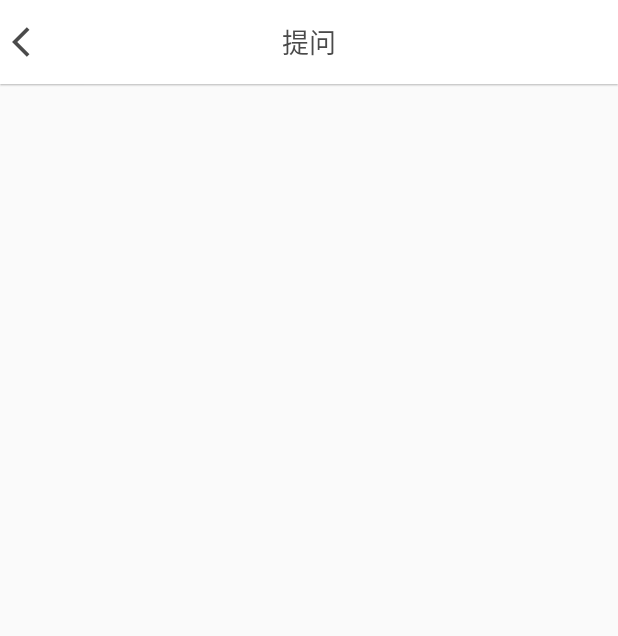
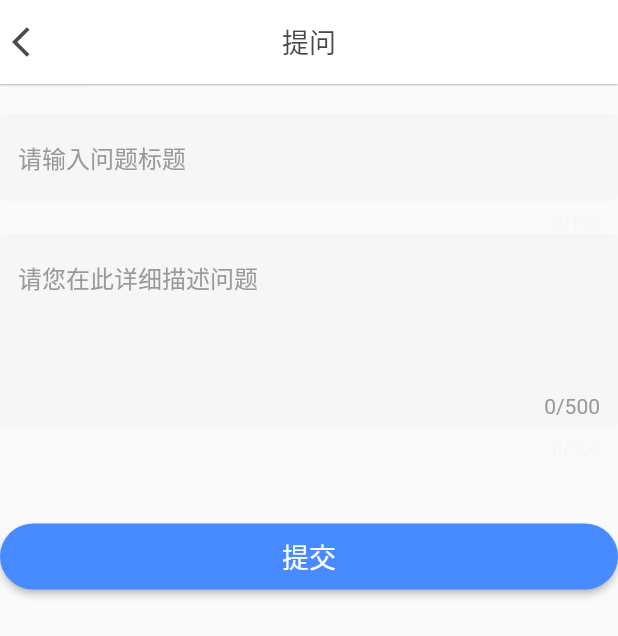
Before and after one commit to WarriorsWCH/flutter_zhihu, a Flutter app: the PutQuestions screen opened directly, on a phone screen of 412 x 824 dp. Shown: the top 636 px of the screen. Run offline on Flutter 3.47's test engine with Material 2 defaults, Android fonts, the phone set to English and light mode, and no system bars; our stand-ins replace dio, flutter_easyrefresh, fluttertoast, progress_dialog, shared_preferences; accounts and stored records are empty; Roboto replaces fonts that are missing (PingFangSC-Regular).

Commit message:
question

```diff
--- a/lib/resources/network-provider.dart
+++ b/lib/resources/network-provider.dart
@@ -27,4 +27,9 @@ class NetworkProvider extends BaseApiProvider {
     return response.toString();
   }
 
+  // 提问
+  Future<String> saveQuestion(Map<String, dynamic> params) async {
+    final response = await get('https://imoocqa.gugujiankong.com/api/question/save', params);
+    return response.toString();
+  }
 }
--- a/lib/screens/home/put_questions.dart
+++ b/lib/screens/home/put_questions.dart
@@ -1,9 +1,11 @@
+import 'package:flutter/material.dart';
+import 'package:flutter_zhihu/resources/local_data_provider.dart';
+import 'package:flutter_zhihu/resources/network-provider.dart';
+import 'package:flutter_zhihu/screens/discovery/discovery_page.dart';
+import 'package:flutter_zhihu/screens/login/login_btn.dart';
+import 'package:progress_dialog/progress_dialog.dart';
 
-import 'package:flutter/material.dart';
-import 'package:flutter_zhihu/blocs/discovery-bloc.dart';
-import 'package:flutter_zhihu/screens/home/home_iitem.dart';
-
-class PutQuestions extends StatefulWidget{
+class PutQuestions extends StatefulWidget {
   @override
   _PutQuestionsState createState() {
     return _PutQuestionsState();
@@ -12,11 +14,15 @@ class PutQuestions extends StatefulWidget{
 
 class _PutQuestionsState extends State<PutQuestions> {
 
+  int textLength = 0;
+  final _apiClient = NetworkProvider();
+  String _title;
+  String _content;
+  ProgressDialog pr;
 
   @override
   void initState() {
     super.initState();
-    // _bloc.getQuestions(1, 10);
   }
 
   @override
@@ -27,17 +33,18 @@ class _PutQuestionsState extends State<PutQuestions> {
   @override
   Widget build(BuildContext context) {
     return Scaffold(
+      resizeToAvoidBottomInset:false,
       appBar: AppBar(
         centerTitle: true,
         backgroundColor: Color(0xFFFFFFFF),
         toolbarOpacity: 1.0,
-        elevation: 0.5,//整个导航栏的不透明度
-        brightness: Brightness.light,//状态栏上的字体为黑色
-        title: Text('提问',style: TextStyle(
-          color: Color.fromRGBO(74, 74, 74, 1.0),
-          fontSize: 18.0,
-          fontFamily: "PingFangSC-Regular")
-        ),
+        elevation: 0.5, //整个导航栏的不透明度
+        brightness: Brightness.light, //状态栏上的字体为黑色
+        title: Text('提问',
+            style: TextStyle(
+                color: Color.fromRGBO(74, 74, 74, 1.0),
+                fontSize: 18.0,
+                fontFamily: "PingFangSC-Regular")),
         leading: IconButton(
           icon: Icon(Icons.arrow_back_ios, color: Color(0xFF4A4A4A)),
           alignment: Alignment.centerLeft,
@@ -47,9 +54,93 @@ class _PutQuestionsState extends State<PutQuestions> {
         ),
       ),
       body: SafeArea(
-        bottom: true,
-        child: Container()
-      ),
-    );
+          bottom: true,
+          child: Theme(
+            data: ThemeData(
+                primaryColor: Color(0xFFF6F6F6),
+                hintColor: Color(0xFFF6F6F6)),
+            child: Column(
+              children: <Widget>[
+                Container(height: 20,),
+                TextField(
+                  style: TextStyle(),
+                  textInputAction: TextInputAction.done,
+                  maxLength: 100,
+                  maxLines: 1,
+                  maxLengthEnforced: true,
+                  keyboardType: TextInputType.multiline,
+                  decoration: InputDecoration(
+                      fillColor: Color(0xFFF6F6F6),
+                      filled: true,
+                      hintText: '请输入问题标题',
+                      contentPadding: EdgeInsets.fromLTRB(12, 12, 12, 22),
+                      hintStyle: TextStyle(color: Color(0xFF999999)),
+                      border: OutlineInputBorder(
+                        borderRadius: BorderRadius.circular(4.0),
+                      )),
+                  onChanged: (text) {
+                    setState(() {
+                      textLength = text.length;
+                      _title = text;
+                    });
+                  }),
+                Stack(
+                  children: <Widget>[
+                    TextField(
+                      style: TextStyle(),
+                      textInputAction: TextInputAction.done,
+                      maxLength: 500,
+                      maxLines: 5,
+                      maxLengthEnforced: true,
+                      keyboardType: TextInputType.multiline,
+                      decoration: InputDecoration(
+                          fillColor: Color(0xFFF6F6F6),
+                          filled: true,
+                          hintText: '请您在此详细描述问题',
+                          contentPadding: EdgeInsets.fromLTRB(12, 12, 12, 22),
+                          hintStyle: TextStyle(color: Color(0xFF999999)),
+                          border: OutlineInputBorder(
+                            borderRadius: BorderRadius.circular(4.0),
+                          )),
+                      onChanged: (text) {
+                        setState(() {
+                          textLength = text.length;
+                          _content = text;
+                        });
+                      }),
+                    Positioned(
+                      bottom: 28,
+                      right: 12,
+                      child: Text('${textLength}/500',
+                          style: TextStyle(
+                            color: Color(0xFF999999),
+                          )),
+                    )
+                  ],
+                ),
+                LoginBtn(press: (){
+                  showLoginDialog();
+                  _apiClient.saveQuestion({
+                    'userid': LocalDataProvider.getInstance().getUserId(),
+                    'title':_title,
+                    'content':_content
+                  }).then((res){
+                    pr.hide();
+                    // Navigator.of(context).push(MaterialPageRoute(
+                    //   builder: (context)=>DiscoveryPage()
+                    // ));
+                    Navigator.of(context).pop();
+                  });
+                },bgColor: Color(0xff488aff),fontColor: Color(0xffffffff),name: '提交',),
+              ],
+            ),
+          )
+    ));
+  }
+
+  showLoginDialog() {
+    pr = new ProgressDialog(context, ProgressDialogType.Normal);
+    pr.setMessage('发表中...');
+    pr.show();
   }
 }
--- a/lib/screens/login/login_page.dart
+++ b/lib/screens/login/login_page.dart
@@ -4,7 +4,6 @@ import 'package:flutter/material.dart';
 import 'package:flutter/widgets.dart';
 import 'package:flutter_zhihu/resources/local_data_provider.dart';
 import 'package:flutter_zhihu/resources/network-provider.dart';
-import 'package:flutter_zhihu/screens/home/home_page.dart';
 import 'package:flutter_zhihu/screens/login/register_page.dart';
 import 'package:flutter_zhihu/screens/tabs/tabs.dart';
 import 'package:flutter_zhihu/utils/ui_util.dart';
```
Also changed, not shown: lib/screens/home/home_iitem.dart (+21 -0 lines), lib/screens/login/login_input.dart (+5 -12 lines).
